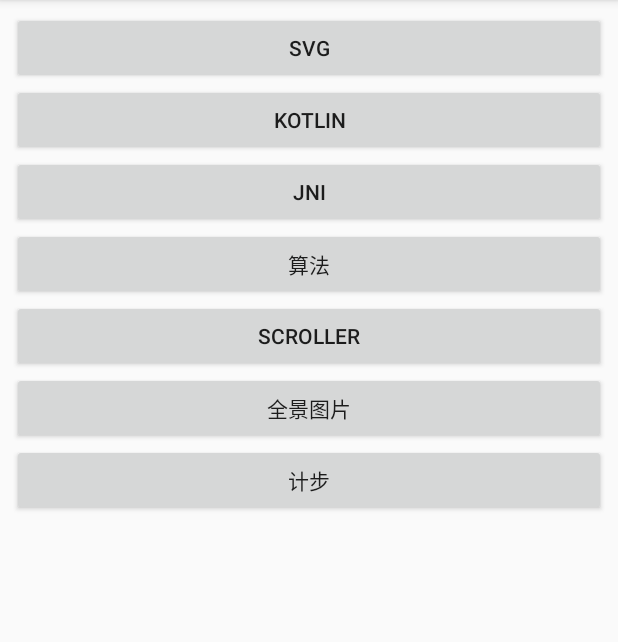
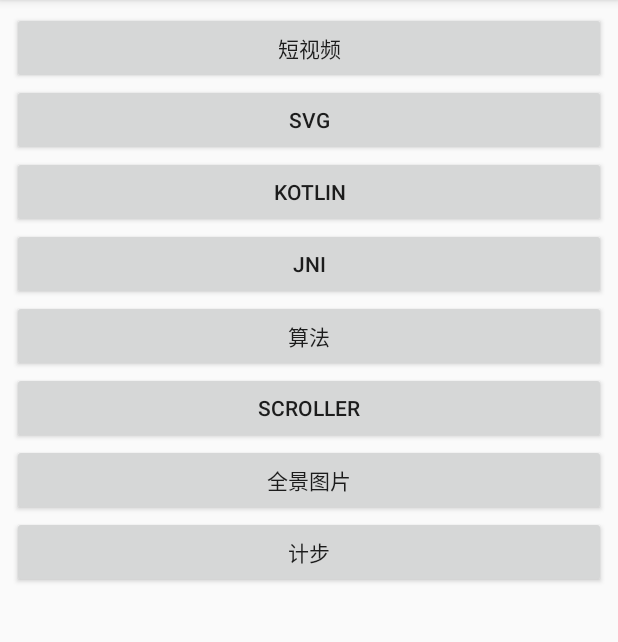
Before and after one commit to arthurwqf/MyTestProject, an Android app: the screen it shows after launch (MainActivity), on a phone screen of 412 x 824 dp, the part 84-726 px from its top. Run offline under Robolectric (Android 15) with nearby library versions, the phone set to English and light mode, and no system bars.

Commit message:
添加测试模块

```diff
--- a/app/src/main/AndroidManifest.xml
+++ b/app/src/main/AndroidManifest.xml
@@ -3,6 +3,7 @@
     package="com.qingfeng.mytest">
 
     <uses-permission android:name="android.permission.INTERNET" />
+    <uses-permission android:name="android.permission.CAMERA" />
 
     <application
         android:allowBackup="true"
@@ -38,7 +39,8 @@
             android:name=".kotlin.ScrollingActivity"
             android:label="@string/title_activity_scrolling"
             android:theme="@style/AppTheme.NoActionBar" />
-        <activity android:name=".svg.ActivitySvg"></activity>
+        <activity android:name=".svg.ActivitySvg" />
+        <activity android:name=".shortvideo.ActivityShortVideo"></activity>
     </application>
 
 </manifest>
--- a/app/src/main/java/com/qingfeng/mytest/MainActivity.java
+++ b/app/src/main/java/com/qingfeng/mytest/MainActivity.java
@@ -9,6 +9,7 @@ import android.view.View;
 import com.qingfeng.mytest.jni.ActivityJniTest;
 import com.qingfeng.mytest.kotlin.ActivityKotlinTest;
 import com.qingfeng.mytest.panorama.ActivityPanorama;
+import com.qingfeng.mytest.shortvideo.ActivityShortVideo;
 import com.qingfeng.mytest.step.ActivityStep;
 import com.qingfeng.mytest.svg.ActivitySvg;
 
@@ -27,6 +28,7 @@ public class MainActivity extends AppCompatActivity implements View.OnClickListe
         findViewById(R.id.btn5).setOnClickListener(this);
         findViewById(R.id.btn6).setOnClickListener(this);
         findViewById(R.id.btn7).setOnClickListener(this);
+        findViewById(R.id.btn8).setOnClickListener(this);
     }
 
 
@@ -56,6 +58,9 @@ public class MainActivity extends AppCompatActivity implements View.OnClickListe
             case R.id.btn7:
                 startAc(ActivitySvg.class);
                 break;
+            case R.id.btn8:
+                startAc(ActivityShortVideo.class);
+                break;
         }
     }
 
--- a/app/src/main/res/layout/activity_main.xml
+++ b/app/src/main/res/layout/activity_main.xml
@@ -1,11 +1,22 @@
 <?xml version="1.0" encoding="utf-8"?>
+<ScrollView xmlns:android="http://schemas.android.com/apk/res/android"
+    xmlns:tools="http://schemas.android.com/tools"
+    android:layout_width="match_parent"
+    android:layout_height="match_parent">
+
     <LinearLayout xmlns:android="http://schemas.android.com/apk/res/android"
         xmlns:tools="http://schemas.android.com/tools"
         android:layout_width="match_parent"
-    android:layout_height="match_parent"
+        android:layout_height="wrap_content"
         android:orientation="vertical"
         android:padding="8dp"
         tools:context="com.qingfeng.mytest.MainActivity">
+
+        <Button
+            android:id="@+id/btn8"
+            android:layout_width="match_parent"
+            android:layout_height="wrap_content"
+            android:text="短视频" />
 
         <Button
             android:id="@+id/btn7"
@@ -49,3 +60,4 @@
             android:layout_height="wrap_content"
             android:text="计步" />
     </LinearLayout>
+</ScrollView>
```
Also changed, not shown: app/src/main/java/com/qingfeng/mytest/Test.java (added, +19 -0 lines), app/src/main/java/com/qingfeng/mytest/shortvideo/ActivityShortVideo.kt (added, +59 -0 lines), app/src/main/java/com/qingfeng/mytest/svg/ActivitySvg.kt (+9 -4 lines), app/src/main/res/layout/activity_short_video.xml (added, +9 -0 lines). Lines whose indentation alone changed are shown as unchanged.
